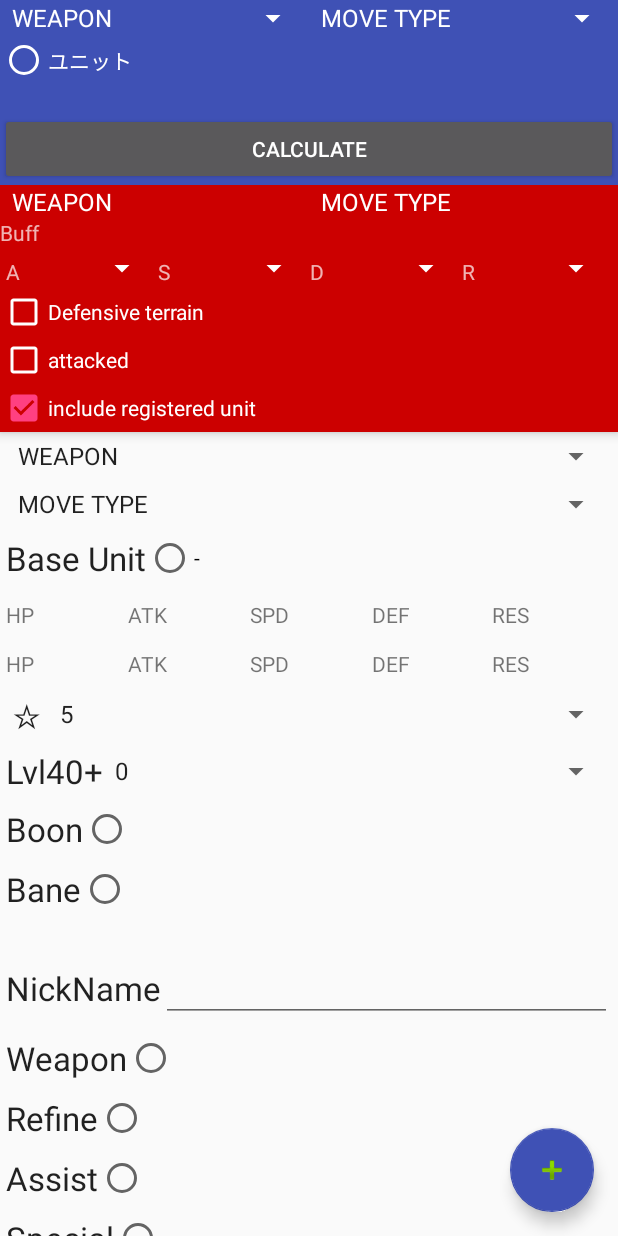
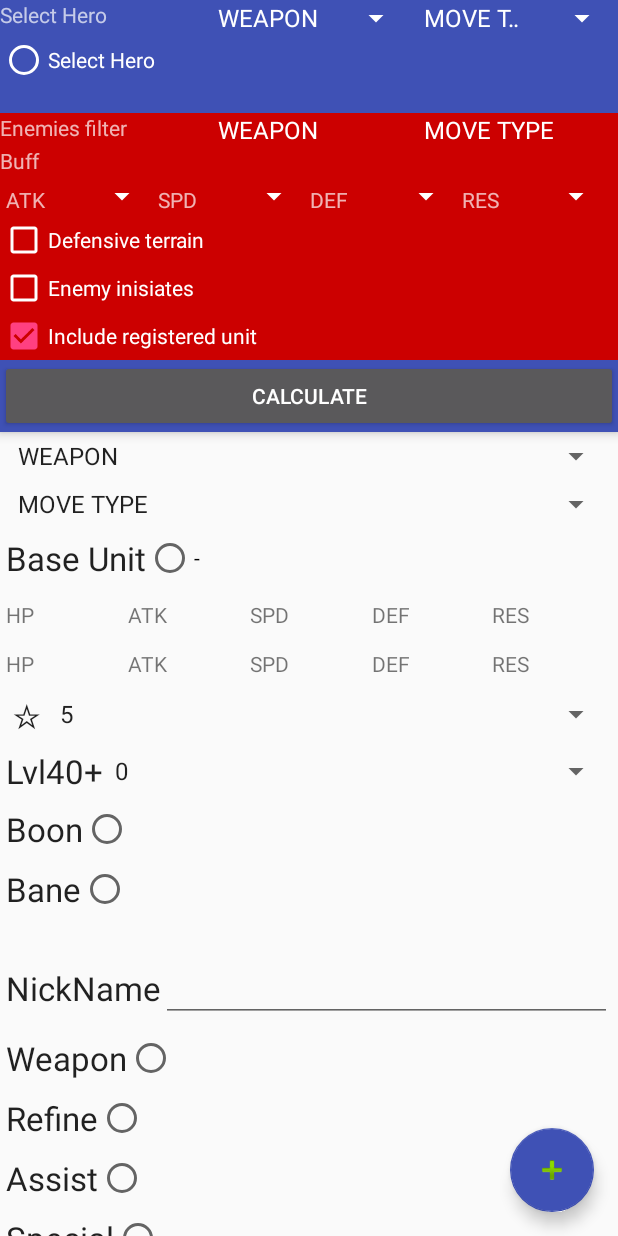
Before and after one commit to turanukimaru/fehs, an Android app: the fragment HeroRegisterFragment placed in its activity, on a phone screen of 412 x 824 dp. Run offline under Robolectric (Android 15) with nearby library versions, the phone set to English and light mode, and no system bars; libraries missing offline, so code that uses them is left out: io.realm, org.jetbrains.anko; 4 statements that could not run were skipped.

Commit message:
見た目の修正 バグ修正＆TODO:奥義の鼓動とか盾の鼓動とかターン開始時効果

```diff
--- a/fehbs/build.gradle
+++ b/fehbs/build.gradle
@@ -12,8 +12,8 @@ android {
         applicationId "jp.blogspot.turanukimaru.fehbs"
         minSdkVersion 15
         targetSdkVersion 26
-        versionCode 10
-        versionName "0.10"
+        versionCode 11
+        versionName "0.11"
 
         testInstrumentationRunner "android.support.test.runner.AndroidJUnitRunner"
 
--- a/fehbs/src/main/res/layout/activity_battle_sim_list.xml
+++ b/fehbs/src/main/res/layout/activity_battle_sim_list.xml
@@ -5,7 +5,7 @@
                                                  android:layout_width="match_parent"
                                                  android:layout_height="match_parent"
                                                  android:fitsSystemWindows="true"
-                                                 tools:context="jp.blogspot.turanukimaru.fehs.jp.blogspot.turanukimaru.fehbs.BattleSimulatorActivity">
+                                                 tools:context="jp.blogspot.turanukimaru.fehbs.BattleSimulatorActivity">
 
     <android.support.design.widget.AppBarLayout
         android:id="@+id/app_bar"
@@ -37,6 +37,13 @@
                     android:layout_height="wrap_content"
                     android:orientation="horizontal">
 
+                    <TextView
+                        android:id="@+id/textView3"
+                        android:layout_width="match_parent"
+                        android:layout_height="match_parent"
+                        android:layout_weight="1"
+                        android:text="@string/filter_title"/>
+
                     <Spinner
                         android:id="@+id/spinner_weapon"
                         android:layout_width="match_parent"
@@ -57,7 +64,7 @@
                     android:id="@+id/attackerRadioButton"
                     android:layout_width="match_parent"
                     android:layout_height="wrap_content"
-                    android:text="ユニット"/>
+                    android:text="@string/hero_title"/>
 
                 <TextView
                     android:id="@+id/statusView"
@@ -66,17 +73,19 @@
                     android:ems="10"
                     />
 
-                <Button
-                    android:id="@+id/button"
-                    android:layout_width="match_parent"
-                    android:layout_height="wrap_content"
-                    android:text="@string/fight_button_title"/>
-
 
                 <LinearLayout
                     android:layout_width="match_parent"
                     android:layout_height="wrap_content"
                     android:orientation="horizontal">
+
+                    <TextView
+                        android:id="@+id/textView5"
+                        android:layout_width="match_parent"
+                        android:layout_height="match_parent"
+                        android:layout_weight="1"
+                        android:background="@android:color/holo_red_dark"
+                        android:text="@string/enemy_title"/>
 
                     <Spinner
                         android:id="@+id/spinner_enemy_weapon"
@@ -194,6 +203,12 @@
                     android:checked="true"
                     android:text="@string/include_db_title"/>
 
+                <Button
+                    android:id="@+id/button"
+                    android:layout_width="match_parent"
+                    android:layout_height="wrap_content"
+                    android:text="@string/fight_button_title"/>
+
             </LinearLayout>
 
         </android.support.design.widget.CollapsingToolbarLayout>
--- a/fehbs/src/main/res/values/strings.xml
+++ b/fehbs/src/main/res/values/strings.xml
@@ -9,6 +9,42 @@
     <string name="unit_name_title">Unit</string>
     <string name="fight_button_title">Calculate</string>
     <string name="defensive_terrain_title">Defensive terrain</string>
+    <string name="hp_title">HP</string>
+    <string name="atk_title">ATK</string>
+    <string name="spd_title">SPD</string>
+    <string name="def_title">DEF</string>
+    <string name="res_title">RES</string>
+    <string name="base_title">Base Unit</string>
+    <string name="boon_title">Boon</string>
+    <string name="bane_title">Bane</string>
+    <string name="unit_detail_name">NickName</string>
+    <string name="weaponType_title">Weapon type</string>
+    <string name="moveType_title">Move type</string>
+    <string name="weapon_title">Weapon</string>
+    <string name="assist_title">Assist</string>
+    <string name="special_title">Special</string>
+    <string name="aSkill_title">Skill A</string>
+    <string name="bSkill_title">Skill B</string>
+    <string name="cSkill_title">Skill C</string>
+    <string name="seal_title">Seal</string>
+    <string name="none">-</string>
+    <string name="alert_default_name">please input non-default name</string>
+    <string name="alert_create_unit">target unit created</string>
+    <string name="attacked_title">Enemy inisiates</string>
+    <string name="include_db_title">Include registered unit</string>
+    <string name="rarities_title">☆</string>
+    <string name="levelBoost_title">Lvl40+</string>
+    <string name="buff_title">Buff</string>
+    <string name="spur_title">Spur</string>
+    <string name="hp_s_title">HP</string>
+    <string name="atk_s_title">ATK</string>
+    <string name="spd_s_title">SPD</string>
+    <string name="def_s_title">DEF</string>
+    <string name="res_s_title">RES</string>
+    <string name="refine_title">Refine</string>
+    <string name="filter_title">Select Hero</string>
+    <string name="hero_title">Select Hero</string>
+    <string name="enemy_title">Enemies filter</string>
     <string-array name="weapon_type">
         <item>WEAPON</item>
         <item>SWORD</item>
@@ -29,11 +65,6 @@
         <item>CAVALRY</item>
         <item>ARMORED</item>
     </string-array>
-    <string name="hp_title">HP</string>
-    <string name="atk_title">ATK</string>
-    <string name="spd_title">SPD</string>
-    <string name="def_title">DEF</string>
-    <string name="res_title">RES</string>
     <string-array name="boon_type">
         <item>@string/none</item>
         <item>@string/hp_title</item>
@@ -42,30 +73,6 @@
         <item>@string/def_title</item>
         <item>@string/res_title</item>
     </string-array>
-    <string name="base_title">Base Unit</string>
-    <string name="boon_title">Boon</string>
-    <string name="bane_title">Bane</string>
-
-    <string name="unit_detail_name">NickName</string>
-    <string name="weaponType_title">Weapon type</string>
-    <string name="moveType_title">Move type</string>
-    <string name="weapon_title">Weapon</string>
-    <string name="assist_title">Assist</string>
-    <string name="special_title">Special</string>
-    <string name="aSkill_title">Skill A</string>
-    <string name="bSkill_title">Skill B</string>
-    <string name="cSkill_title">Skill C</string>
-    <string name="seal_title">Seal</string>
-
-    <string name="none">-</string>
-    <string name="alert_default_name">please input non-default name</string>
-    <string name="alert_create_unit">target unit created</string>
-    <string name="attacked_title">attacked</string>
-    <string name="rarities_title">☆</string>
-    <string name="levelBoost_title">Lvl40+</string>
-    <string name="include_db_title">include registered unit</string>
-    <string name="buff_title">Buff</string>
-    <string name="spur_title">Spur</string>
     <string-array name="rarities">
         <item>1</item>
         <item>2</item>
@@ -87,12 +94,6 @@
         <item>9</item>
         <item>10</item>
     </string-array>
-    <string name="hp_s_title">H</string>
-    <string name="atk_s_title">A</string>
-    <string name="spd_s_title">S</string>
-    <string name="def_s_title">D</string>
-    <string name="res_s_title">R</string>
-    <string name="refine_title">Refine</string>
     <string-array name="buff">
         <item>0</item>
         <item>1</item>
@@ -114,11 +115,15 @@
         <item>@string/none</item>
     </string-array>
 
+    <string-array name="weapons_breath">
+        <item>@string/none</item>
+    </string-array>
+
     <string-array name="weapons_bows">
         <item>@string/none</item>
     </string-array>
 
-    <string-array name="weapons_daggaers">
+    <string-array name="weapons_daggers">
         <item>@string/none</item>
     </string-array>
 
@@ -133,7 +138,7 @@
         <item>@string/none</item>
     </string-array>
 
-    <string-array name="weapons_stave">
+    <string-array name="weapons_staves">
         <item>@string/none</item>
     </string-array>
 
--- a/fehsbattlemodel/src/main/java/jp/blogspot/turanukimaru/fehs/skill/Skill.kt
+++ b/fehsbattlemodel/src/main/java/jp/blogspot/turanukimaru/fehs/skill/Skill.kt
@@ -17,7 +17,6 @@ interface Skill {
     companion object {
         val NONE = None()
     }
-
 
     fun localeName(locale: Locale): String = ""
 
```
Also changed, not shown: 1 other file.
